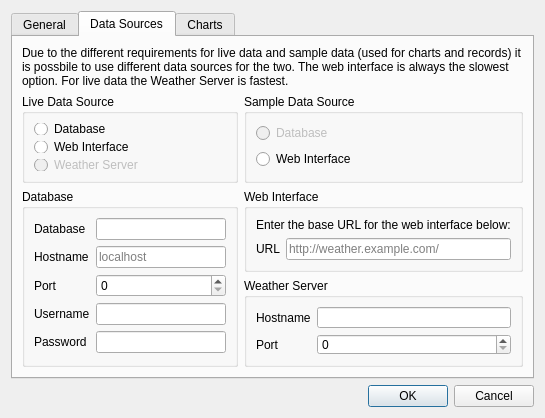
Qt form desktop/settingsdialog.ui (davidrg/zxweather) before a commit.
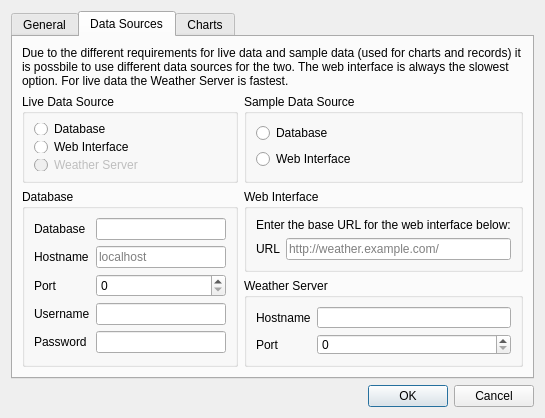
The same form after that commit. The open tabs and pages were chosen to show the change. Icons and pictures are not drawn. Custom widgets are drawn as their Qt base class.

Commit message: Only show the sample database datasource option if the QPSQL database driver is available

Patch:
```diff
--- a/desktop/settingsdialog.ui
+++ b/desktop/settingsdialog.ui
@@ -353,7 +353,7 @@
           <item>
            <widget class="QRadioButton" name="rbSampleDatabase">
             <property name="enabled">
-             <bool>false</bool>
+             <bool>true</bool>
             </property>
             <property name="text">
              <string>Database</string>
```
Left out of the diff: 2 changed lines with no effect on the pictures. The commit also changes 2 other files.
